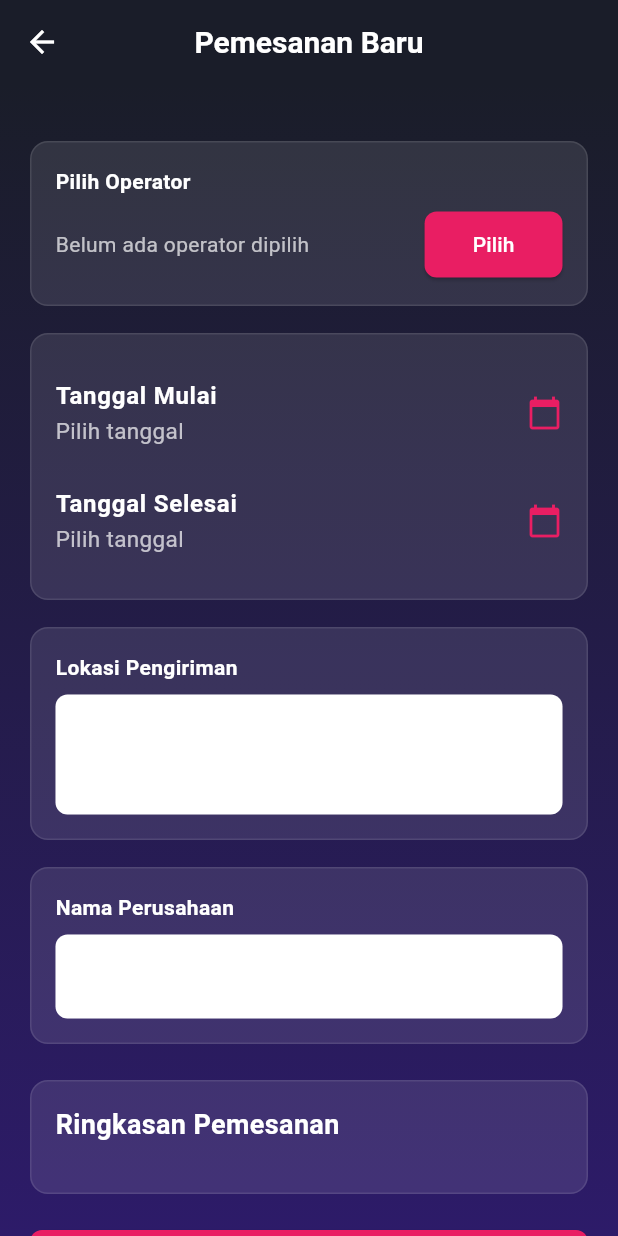
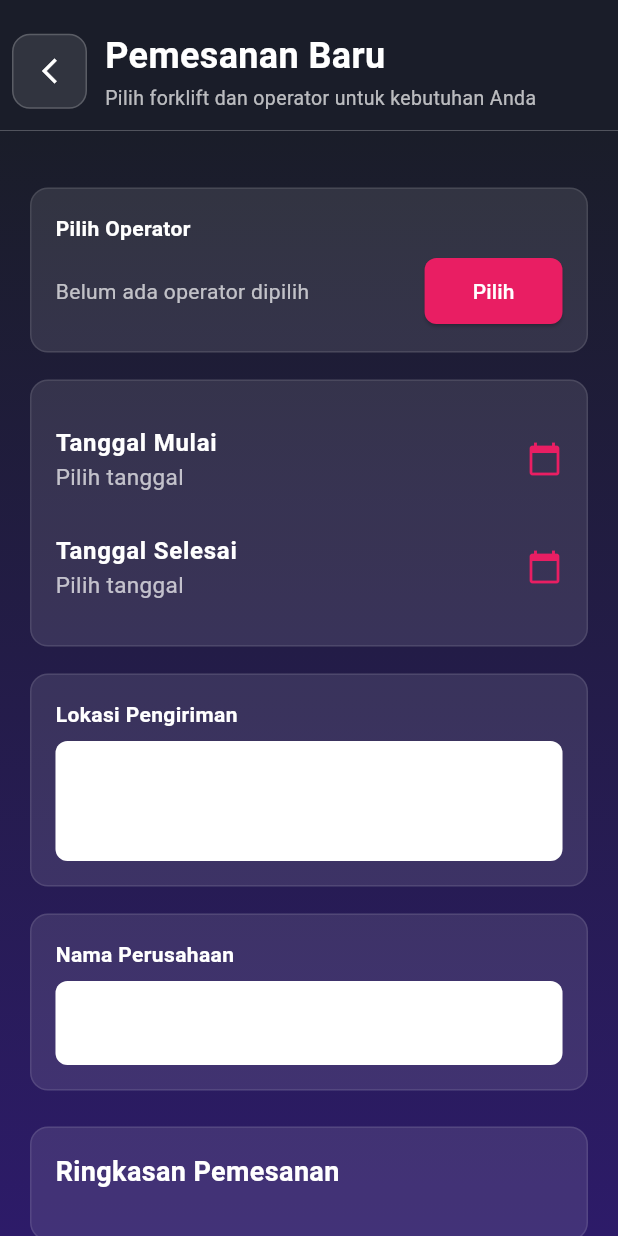
Before and after one commit to DAFAAHMADFAHRISI/Mobile-Forklift, a Flutter app: the NewOrder screen opened directly, on a phone screen of 412 x 824 dp. Run offline on Flutter 3.47's test engine with Material 3 defaults, Android fonts, the phone set to English and light mode, and no system bars; our stand-ins replace cached_network_image, cross_file, image_picker, shared_preferences, upgrader, webview_flutter; accounts and stored records are empty; network calls fail.

Commit message:
updateOrder

```diff
--- a/lib/screens/user/daftar_unit.dart
+++ b/lib/screens/user/daftar_unit.dart
@@ -4,6 +4,7 @@ import '../../services/forklift_service.dart';
 import 'new_order.dart';
 import 'forklift_list.dart';
 import 'about.dart';
+import 'package:intl/intl.dart';
 
 class DaftarUnit extends StatefulWidget {
   const DaftarUnit({super.key});
@@ -550,7 +551,7 @@ class _DaftarUnitState extends State<DaftarUnit>
                             const TextStyle(fontSize: 12, color: Colors.grey),
                       ),
                       Text(
-                        'Rp ${forklift['harga_per_jam']}/jam',
+                        'Rp ${formatRupiah(forklift['harga_per_jam'])}/jam',
                         style: TextStyle(
                           color: accentPink,
                           fontWeight: FontWeight.bold,
@@ -675,4 +676,9 @@ class _DaftarUnitState extends State<DaftarUnit>
       ),
     );
   }
+
+  String formatRupiah(dynamic harga) {
+    final intHarga = int.tryParse(harga.toString()) ?? 0;
+    return NumberFormat('#,###', 'id_ID').format(intHarga);
+  }
 }
--- a/lib/screens/user/new_order.dart
+++ b/lib/screens/user/new_order.dart
@@ -261,24 +261,61 @@ class _NewOrderState extends State<NewOrder> {
       },
       child: Scaffold(
         backgroundColor: lightGray,
-        appBar: AppBar(
-          title: const Text(
-            'Pemesanan Baru',
-            style: TextStyle(
-              fontWeight: FontWeight.bold,
-              color: Colors.white,
+        appBar: PreferredSize(
+          preferredSize: const Size.fromHeight(100),
+          child: Container(
+            padding: const EdgeInsets.fromLTRB(8, 20, 20, 12),
+            color: darkNavy,
+            child: Row(
+              crossAxisAlignment: CrossAxisAlignment.center,
+              children: [
+                Container(
+                  margin: const EdgeInsets.only(right: 12),
+                  decoration: BoxDecoration(
+                    color: Colors.white.withOpacity(0.1),
+                    borderRadius: BorderRadius.circular(12),
+                    border: Border.all(color: Colors.white.withOpacity(0.2)),
+                  ),
+                  child: IconButton(
+                    icon: const Icon(Icons.arrow_back_ios_new,
+                        color: Colors.white, size: 20),
+                    onPressed: () {
+                      Navigator.pushReplacement(
+                        context,
+                        MaterialPageRoute(
+                            builder: (context) => const ForkliftList()),
+                      );
+                    },
+                  ),
+                ),
+                Expanded(
+                  child: Column(
+                    mainAxisSize: MainAxisSize.min,
+                    crossAxisAlignment: CrossAxisAlignment.start,
+                    mainAxisAlignment: MainAxisAlignment.center,
+                    children: const [
+                      Text(
+                        'Pemesanan Baru',
+                        style: TextStyle(
+                          fontWeight: FontWeight.bold,
+                          fontSize: 24,
+                          color: Colors.white,
+                        ),
+                      ),
+                      SizedBox(height: 2),
+                      Text(
+                        'Pilih forklift dan operator untuk kebutuhan Anda',
+                        style: TextStyle(
+                          fontSize: 13,
+                          color: Colors.white70,
+                          fontWeight: FontWeight.w400,
+                        ),
+                      ),
+                    ],
+                  ),
+                ),
+              ],
             ),
-          ),
-          backgroundColor: darkNavy,
-          elevation: 0,
-          leading: IconButton(
-            icon: const Icon(Icons.arrow_back, color: Colors.white),
-            onPressed: () {
-              Navigator.pushReplacement(
-                context,
-                MaterialPageRoute(builder: (context) => const ForkliftList()),
-              );
-            },
           ),
         ),
         body: Container(
--- a/pubspec.yaml
+++ b/pubspec.yaml
@@ -15,7 +15,7 @@ dependencies:
   image_picker: ^1.1.2
   shared_preferences: ^2.5.3
   cross_file: ^0.3.3
-  intl: ^0.19.0
+  intl: ^0.18.1
   smooth_page_indicator: ^1.1.0
   url_launcher: ^6.3.1
   webview_flutter: ^4.13.0
```
Also changed, not shown: pubspec.lock.
